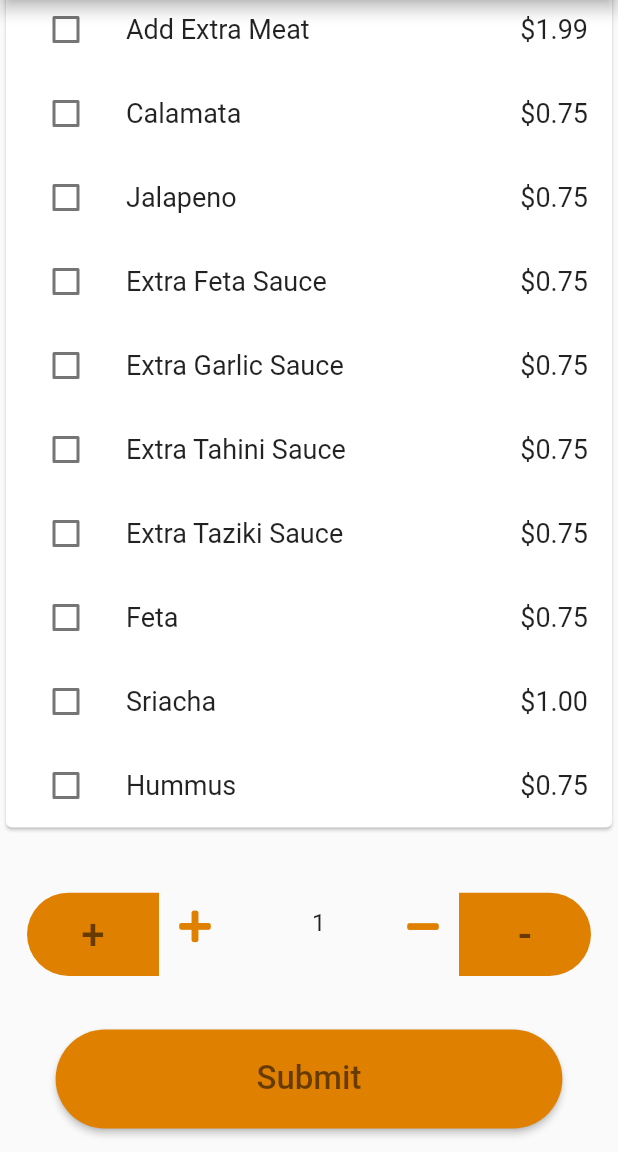
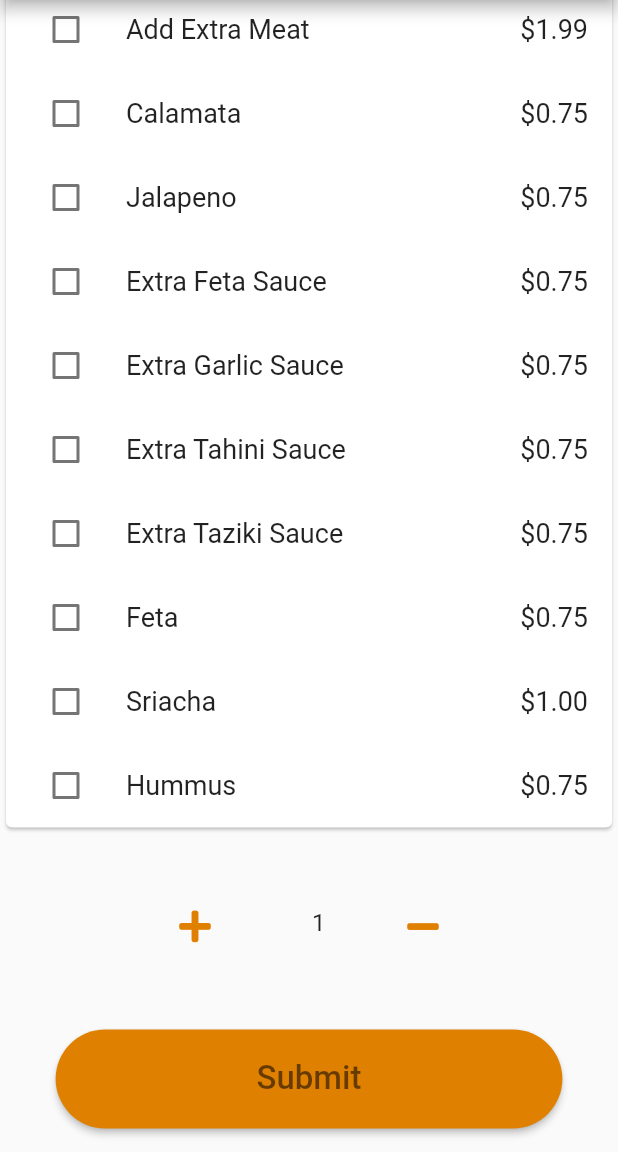
Before and after one commit to sami97-alnaji/sinbad_lunch, a Flutter app: the screen it shows after launch, scrolled down 933 dp, on a phone screen of 412 x 824 dp, the part 84-1236 px from its top. Run offline on Flutter 3.47's test engine with Material 2 defaults, Android fonts, the phone set to English and light mode, and no system bars; drawn by our look-alikes of auto_size_text; our stand-ins replace cached_network_image, flutter_svg, fluttertoast, font_awesome_flutter, google_fonts, google_sign_in.

Commit message:
2nd Commit fix Increase and decrease in Product Page

```diff
--- a/lib/package/page/page_product.dart
+++ b/lib/package/page/page_product.dart
@@ -330,101 +330,124 @@ class _PageProductState extends State<PageProduct> {
                     Row(
                       mainAxisAlignment: MainAxisAlignment.center,
                       children: [
-                        // ++++++
-                        SizedBox(
-                          width:88 ,//DimenApp.widthSc(context, widthPy: 0.16),
-                          height: 60,//DimenApp.hightSc(context, hightPy: 0.084),
-                          child: Container(
-                         margin: const EdgeInsets.only(top: 4.5 ),
-                    //for web        margin: const EdgeInsets.only(top: 4.5,bottom: 5),
-                            decoration: BoxDecoration(
-                              color: ColorsApp.primColr,
-                              borderRadius: const BorderRadius.only(
-                                topLeft: Radius.circular(40),
-                                bottomLeft: Radius.circular(40),
-                              ),
-                              border: Border.all(
-                                width: 3,
-                                color: ColorsApp.primColr,
-                                style: BorderStyle.solid,
-                              ),
-                            ),
-                            child: TextButton(
-                              onPressed: () {
-                                if (CountItems < 55) {
-                                  CountItems++;
-                                  controllerCountItems.text =
-                                      CountItems.toString();
-                                }
-                              },
-                              child: const AutoSizeText('+',
-                                  style: TextStyle(
-                                    fontSize: 38,
-                                    color: Colors.black54,
-                                  )),
-                            ),
-                          ),
-                        ),
+                        //     // ++++++
+                        //     SizedBox(
+                        //       width:88 ,//DimenApp.widthSc(context, widthPy: 0.16),
+                        //       height: 60,//DimenApp.hightSc(context, hightPy: 0.084),
+                        //       child: Container(
+                        //      margin: const EdgeInsets.only(top: 4.5 ),
+                        // //for web        margin: const EdgeInsets.only(top: 4.5,bottom: 5),
+                        //         decoration: BoxDecoration(
+                        //           color: ColorsApp.primColr,
+                        //           borderRadius: const BorderRadius.only(
+                        //             topLeft: Radius.circular(40),
+                        //             bottomLeft: Radius.circular(40),
+                        //           ),
+                        //           border: Border.all(
+                        //             width: 3,
+                        //             color: ColorsApp.primColr,
+                        //             style: BorderStyle.solid,
+                        //           ),
+                        //         ),
+                        //         child: TextButton(
+                        //           onPressed: () {
+                        //             if (CountItems < 55) {
+                        //               CountItems++;
+                        //               controllerCountItems.text =
+                        //                   CountItems.toString();
+                        //             }
+                        //           },
+                        //           child: const AutoSizeText('+',
+                        //               style: TextStyle(
+                        //                 fontSize: 38,
+                        //                 color: Colors.black54,
+                        //               )),
+                        //         ),
+                        //       ),
+                        //     ),
                         // text filed spinner
+                        /********************************************************************/
                         Container(
-                          width: 200,// DimenApp.widthSc(context, widthPy: 0.5),
-                          height: 128,//DimenApp.hightSc(context, hightPy: 0.195),
-                          margin: const EdgeInsets.only(top:  0,bottom: 2),
+                          width: 200,
+                          // DimenApp.widthSc(context, widthPy: 0.5),
+                          height: 128,
+                          //DimenApp.hightSc(context, hightPy: 0.195),
+                          margin: const EdgeInsets.only(top: 0, bottom: 2),
                           padding: const EdgeInsets.only(top: 38),
                           child: TextField(
                             controller: controllerCountItems,
                             readOnly: true,
                             textAlign: TextAlign.center,
-
-                            decoration:   InputDecoration(
-
-
+                            decoration: InputDecoration(
                               border: InputBorder.none,
                               // border: OutlineInputBorder(
                               //     // borderRadius: BorderRadius.circular(10.0),
                               //     ),
-                              icon: IconButton(onPressed: (){}, icon:   FaIcon(FontAwesomeIcons.plus,color: ColorsApp.primColr,)),
-                              suffixIcon:  IconButton(onPressed: (){}, icon:   FaIcon(FontAwesomeIcons.minus ,color: ColorsApp.primColr,),),
-                            ),
-
-                          ),
-                        ),
-                        // ------
-                        SizedBox(
-                          width: 88,//DimenApp.widthSc(context, widthPy: 0.16),
-                          height: 60,//DimenApp.hightSc(context, hightPy: 0.084),
-                          child: Container(
-                            margin: const EdgeInsets.only(top: 4.5 ),
-                       //for web     // margin: const EdgeInsets.only(top: 4.5,bottom: 5),
-                            decoration: BoxDecoration(
-                              color: ColorsApp.primColr,
-                              borderRadius: const BorderRadius.only(
-                                topRight: Radius.circular(40),
-                                bottomRight: Radius.circular(40),
+                              icon: IconButton(
+                                  onPressed: () {
+                                    if (CountItems < 55) {
+                                      CountItems++;
+                                      controllerCountItems.text =
+                                          CountItems.toString();
+                                    }
+                                  },
+                                  icon: FaIcon(
+                                    FontAwesomeIcons.plus,
+                                    color: ColorsApp.primColr,
+                                  )),
+                              suffixIcon: IconButton(
+                                onPressed: () {
+                                  if (CountItems > 1) {
+                                    CountItems--;
+                                    controllerCountItems.text =
+                                        CountItems.toString();
+                                  }
+                                },
+                                icon: FaIcon(
+                                  FontAwesomeIcons.minus,
+                                  color: ColorsApp.primColr,
+                                ),
                               ),
-                              border: Border.all(
-                                width: 3,
-                                color: ColorsApp.primColr,
-                                style: BorderStyle.solid,
-                              ),
-                            ),
-
-                            child: TextButton(
-                              onPressed: () {
-                                if (CountItems > 1) {
-                                  CountItems--;
-                                  controllerCountItems.text =
-                                      CountItems.toString();
-                                }
-                              },
-                              child: const AutoSizeText('-',
-                                  style: TextStyle(
-                                    fontSize: 38,
-                                    color: Colors.black54,
-                                  )),
                             ),
                           ),
                         ),
+                        /****************************************************************/
+                        //  // ------
+                        //  SizedBox(
+                        //    width: 88,//DimenApp.widthSc(context, widthPy: 0.16),
+                        //    height: 60,//DimenApp.hightSc(context, hightPy: 0.084),
+                        //    child: Container(
+                        //      margin: const EdgeInsets.only(top: 4.5 ),
+                        // //for web     // margin: const EdgeInsets.only(top: 4.5,bottom: 5),
+                        //      decoration: BoxDecoration(
+                        //        color: ColorsApp.primColr,
+                        //        borderRadius: const BorderRadius.only(
+                        //          topRight: Radius.circular(40),
+                        //          bottomRight: Radius.circular(40),
+                        //        ),
+                        //        border: Border.all(
+                        //          width: 3,
+                        //          color: ColorsApp.primColr,
+                        //          style: BorderStyle.solid,
+                        //        ),
+                        //      ),
+                        //
+                        //      child: TextButton(
+                        //        onPressed: () {
+                        //          if (CountItems > 1) {
+                        //            CountItems--;
+                        //            controllerCountItems.text =
+                        //                CountItems.toString();
+                        //          }
+                        //        },
+                        //        child: const AutoSizeText('-',
+                        //            style: TextStyle(
+                        //              fontSize: 38,
+                        //              color: Colors.black54,
+                        //            )),
+                        //      ),
+                        //    ),
+                        //  ),
                       ],
                     ),
 
@@ -462,8 +485,7 @@ class _PageProductState extends State<PageProduct> {
                       Navigator.push(
                           context,
                           MaterialPageRoute(
-                              builder: (BuildContext context) =>
-                                  PageHome()));
+                              builder: (BuildContext context) => PageHome()));
                     },
                     child: (isLoading)
                         ? const SizedBox(
```
